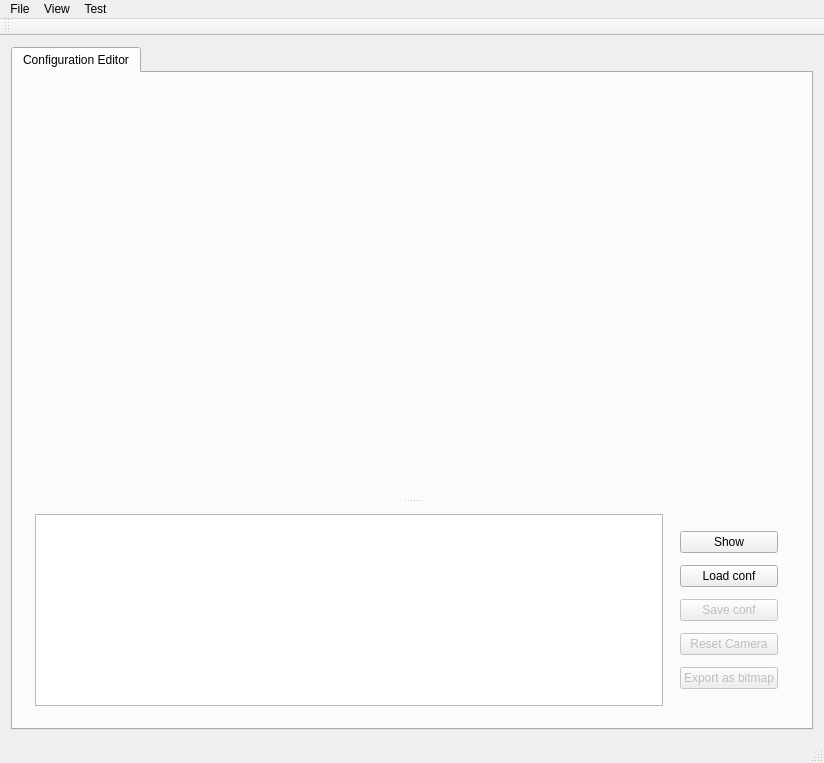
Above: RoFILib/visualizer/rofiapp_mainWindow.ui from paradise-fi/RoFI before the change. Below: the same form after it.
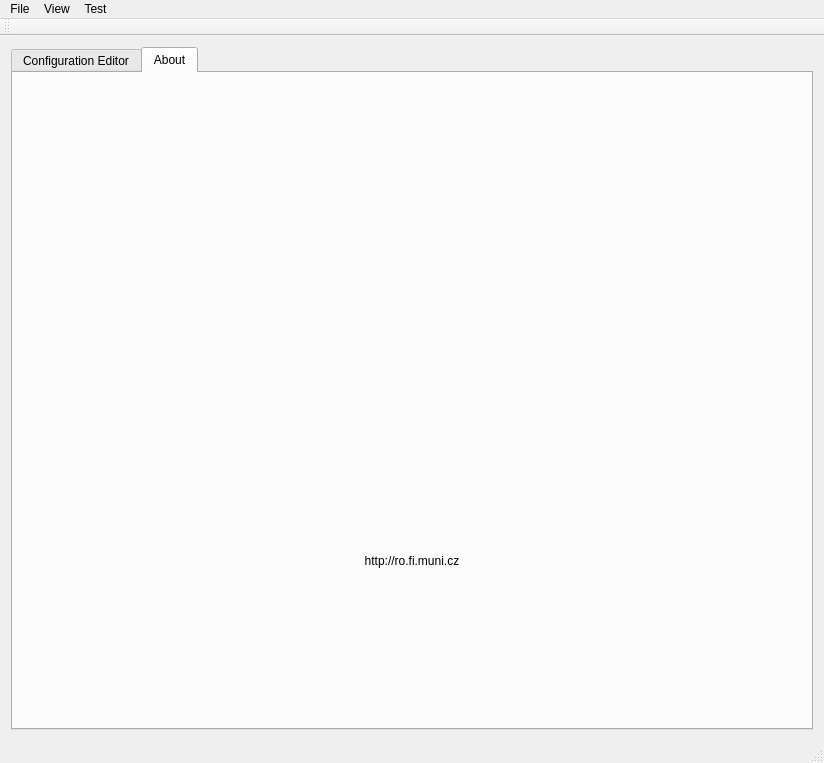
That is the form after the change. The open tabs and pages were chosen to show the change. Icons and pictures are not drawn. Custom widgets are drawn as their Qt base class.

Commit message: rofi-app: Enable save button for configurations that parse without raising an exception

Patch:
```diff
--- a/RoFILib/visualizer/rofiapp_mainWindow.ui
+++ b/RoFILib/visualizer/rofiapp_mainWindow.ui
@@ -152,6 +152,43 @@
         </item>
        </layout>
       </widget>
+      <widget class="QWidget" name="tab_about">
+       <attribute name="title">
+        <string>About</string>
+       </attribute>
+       <layout class="QGridLayout" name="gridLayout_5">
+        <item row="0" column="0">
+         <layout class="QGridLayout" name="gridLayout_4">
+          <item row="0" column="0">
+           <widget class="QLabel" name="aboutLabel">
+            <property name="text">
+             <string/>
+            </property>
+            <property name="pixmap">
+             <pixmap resource="rofiapp_resources.qrc">:/rofiapp/rofi-logo-2row-black.svg</pixmap>
+            </property>
+            <property name="scaledContents">
+             <bool>false</bool>
+            </property>
+            <property name="alignment">
+             <set>Qt::AlignCenter</set>
+            </property>
+           </widget>
+          </item>
+          <item row="1" column="0">
+           <widget class="QLabel" name="aboutLabel2">
+            <property name="text">
+             <string>http://ro.fi.muni.cz</string>
+            </property>
+            <property name="alignment">
+             <set>Qt::AlignCenter</set>
+            </property>
+           </widget>
+          </item>
+         </layout>
+        </item>
+       </layout>
+      </widget>
      </widget>
     </item>
    </layout>
```
Left out of the diff: 6 changed lines with no effect on the pictures. The commit also changes 2 other files.
